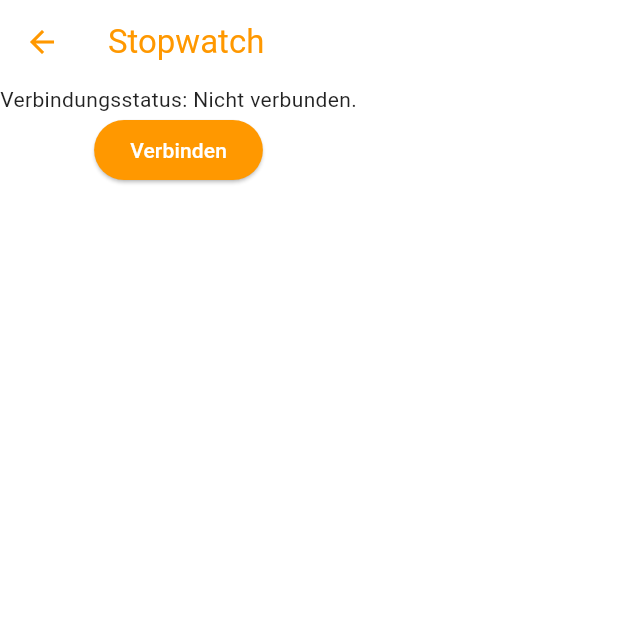
After one commit to KastenKlicker/lichtschranke, a Flutter app: the StopwatchScreen screen opened directly, on a phone screen of 412 x 824 dp, the top half of it. The commit adds this screen. Run offline on Flutter 3.47's test engine with Material 3 defaults, Android fonts, the phone set to English and light mode, and no system bars; our stand-ins replace csv, file_picker, share_plus, shared_preferences; missing offline and left inert: bluetooth_classic; accounts and stored records are empty.

```diff
--- /dev/null
+++ b/lib/AppState.dart
@@ -0,0 +1,23 @@
+import 'dart:collection';
+import 'package:flutter/foundation.dart';
+import 'package:lichtschranke/TimeEntry.dart';
+
+class AppState extends ChangeNotifier {
+  String connectionStatus = "Nicht verbunden.";
+  SplayTreeSet<TimeEntry> timeEntries = SplayTreeSet();
+
+  void updateConnectionStatus(String status) {
+    connectionStatus = status;
+    notifyListeners();
+  }
+
+  void addTimeEntry(TimeEntry entry) {
+    timeEntries.add(entry);
+    notifyListeners();
+  }
+
+  void removeTimeEntry(TimeEntry entry) {
+    timeEntries.remove(entry);
+    notifyListeners();
+  }
+}
--- /dev/null
+++ b/lib/StopwatchScreen.dart
@@ -0,0 +1,27 @@
+import 'package:flutter/material.dart';
+import 'package:provider/provider.dart';
+import 'AppState.dart';
+
+class StopwatchScreen extends StatelessWidget {
+  @override
+  Widget build(BuildContext context) {
+    final appState = Provider.of<AppState>(context); // Zugriff auf AppState
+
+    return Scaffold(
+      appBar: AppBar(
+        title: const Text("Stopwatch"),
+      ),
+      body: Column(
+        children: [
+          Text("Verbindungsstatus: ${appState.connectionStatus}"),
+          ElevatedButton(
+            onPressed: () {
+              appState.updateConnectionStatus("Verbunden mit Lichtschranke");
+            },
+            child: const Text("Verbinden"),
+          ),
+        ],
+      ),
+    );
+  }
+}
--- a/pubspec.yaml
+++ b/pubspec.yaml
@@ -41,6 +41,7 @@ dev_dependencies:
   csv: ^6.0.0
   share_plus: ^10.1.3
   flutter_launcher_icons: ^0.14.2
+  provider: ^6.1.2
 # For information on the generic Dart part of this file, see the
 # following page: https://dart.dev/tools/pub/pubspec
 
```
Also changed, not shown: lib/main.dart (+6 -2 lines), pubspec.lock.
